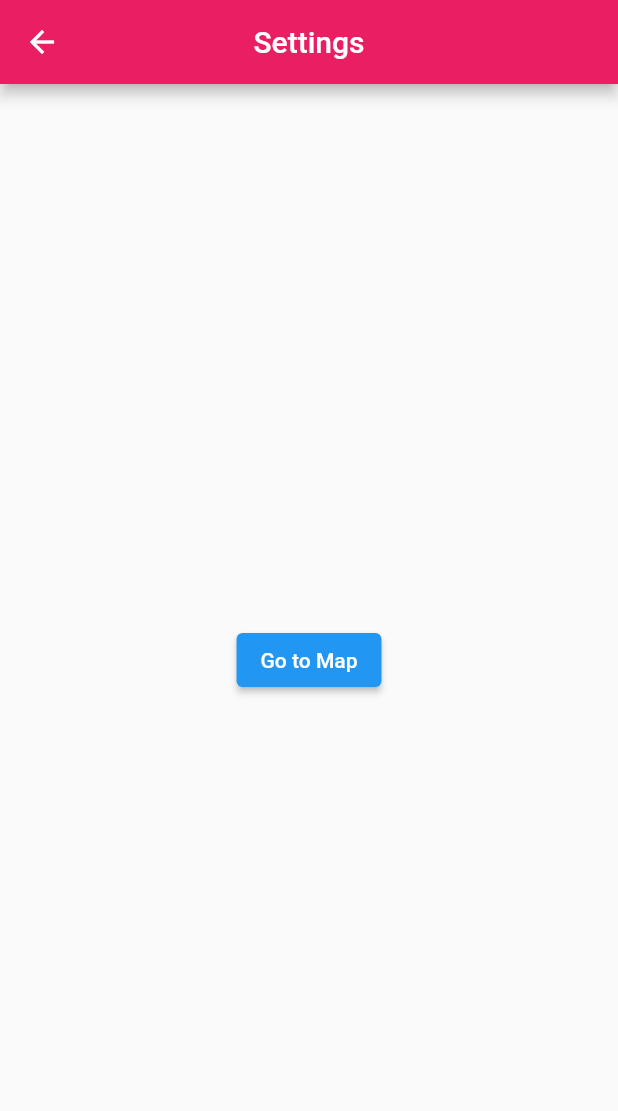
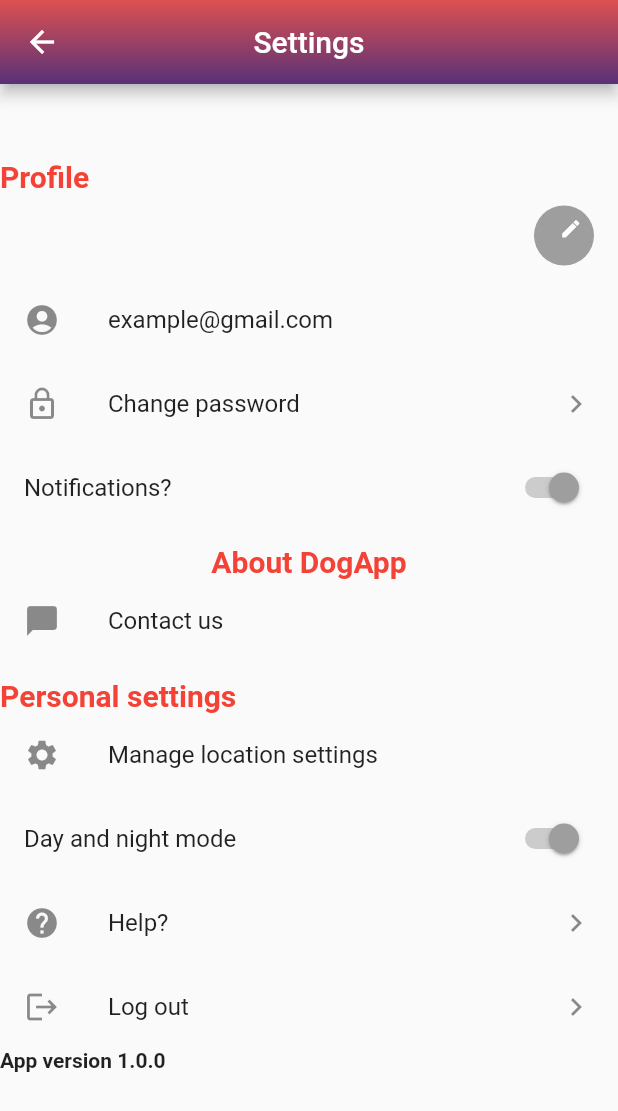
Before and after one commit to JohanEhrencrona/DogSTHLM, a Flutter app: the Settings screen opened by its route, on a phone screen of 412 x 824 dp. Shown: the top 1111 px of the screen. Run offline on Flutter 3.47's test engine with Material 2 defaults, Android fonts, the phone set to English and light mode, and no system bars; our stand-ins replace flutter_spinkit, geocoding, google_maps_flutter, location, permission_handler; missing offline and left inert: fluster, sweden_crs_transformations_4dart; network calls fail.

Commit message:
NewchangesSettings

```diff
--- /dev/null
+++ b/hund_pvt/lib/Pages/contactUs.dart
@@ -0,0 +1,33 @@
+import 'package:flutter/material.dart';
+
+
+class ContactUs extends StatefulWidget {
+  @override
+  ContactUsState createState() => ContactUsState();
+}
+
+  class ContactUsState extends State<ContactUs> {
+    @override
+    Widget build(BuildContext context) {
+      return Container(
+        decoration: BoxDecoration(gradient:
+                LinearGradient(begin:
+                Alignment.topCenter, end: Alignment.bottomCenter, colors:
+                <Color>[
+                  Color(0xffDD5151), Color(0xff583177)
+                ])),
+
+        child: Scaffold(
+          backgroundColor: Colors.transparent,
+          appBar: AppBar(
+            backgroundColor: Colors.transparent,
+            centerTitle: true,
+            title: Text('Contact Us'),
+          ),
+        ),
+      );
+
+
+
+  }
+  }
--- a/hund_pvt/lib/Pages/filter.dart
+++ b/hund_pvt/lib/Pages/filter.dart
@@ -23,6 +23,7 @@ class FilterScreenState extends State<FilterScreen> {
         backgroundColor: Colors.transparent,
         appBar: AppBar(
           backgroundColor: Colors.transparent,
+          centerTitle: true,
           title: Text('Filter'),
         ),
         body: ListView.builder(
--- a/hund_pvt/lib/Pages/settings.dart
+++ b/hund_pvt/lib/Pages/settings.dart
@@ -1,22 +1,160 @@
 import 'package:flutter/material.dart';
+import 'package:permission_handler/permission_handler.dart';
 
 class Settings extends StatelessWidget {
+ static final String path = "lib/src/pages/settings.dart";
  @override
   Widget build(BuildContext context) {
   return Scaffold(
     appBar: AppBar(
-        backgroundColor: Colors.pink,
+      centerTitle: true,
         title: Text("Settings"),
-        centerTitle: true,
+        flexibleSpace: Container(
+          decoration: BoxDecoration(
+            gradient: LinearGradient(
+              begin: Alignment.topCenter,
+                end: Alignment.bottomCenter,
+                colors: <Color>[
+                Color(0xffDD5151), Color(0xff583177)
+            ])
          ),
-      body: Center(
-        child: ElevatedButton(
-          onPressed: () {
-            Navigator.pop(context);
+     ),
+ ),
+
+
+
+
+ body: SingleChildScrollView(
+   child: Column(
+     crossAxisAlignment: CrossAxisAlignment.start,
+     children: <Widget>[
+
+       const SizedBox(height: 50.0),
+       Text("Profile", style: TextStyle(
+         fontSize:20.0,
+         fontWeight: FontWeight.bold,
+         color: Colors.red, //White text later
+         ),),
+
+          ListTile(
+           onTap: (){
+             //Open edit profile
            },
-          child: Text("Go to Map"),
+            trailing: CircleAvatar(
+            radius:20,
+            backgroundColor: Colors.grey.shade500,
+            child: IconButton(
+              icon: Icon(
+                Icons.edit, color: Colors.white, size:15,),
+            alignment: Alignment.topRight,
+            onPressed:(){
+              //what happens after press
+            }
+            )
+           ),
+         ),
+
+         Column(
+           children: <Widget>[
+             ListTile(
+               leading: Icon(Icons.account_circle),
+               title: Text("example@gmail.com"),
+               onTap: (){
+                 //what does it do?
+               }
+             ),
+
+             ListTile(
+               leading: Icon(Icons.lock_outline),
+               title: Text("Change password"),
+               trailing: Icon(Icons.keyboard_arrow_right), //add lock button icon
+               onTap: (){
+                 //Open change password
+               }
+             ),
+
+             SwitchListTile(
+              activeColor: Colors.grey, //white later
+              value: true,
+              title: Text("Notifications?"),
+              onChanged: (val){
+                //Activate Notifications
+              },
+               ),
+
+            const SizedBox(height: 10.0),
+              Text("About DogApp", style: TextStyle(
+              fontSize:20.0,
+              fontWeight: FontWeight.bold,
+              color: Colors.red, //White text later
+               ),),
+
+             ListTile(
+                leading: Icon(Icons.chat_bubble),
+                 title: Text("Contact us"),
+                  onTap: () {
+                  Navigator.of(context).pushNamed('/contactus');
+                  },
+
+             ),
+           ],
+         ),
+
+
+           const SizedBox(height: 10.0),
+           Text("Personal settings", style: TextStyle(
+             fontSize:20.0,
+             fontWeight: FontWeight.bold,
+             color: Colors.red, //White text later
+           ),),
+
+           ListTile(
+               leading: Icon(Icons.settings),
+               title: Text("Manage location settings"),
+
+              onTap: () =>  openAppSettings(),
+
+             ),
+
+
+          SwitchListTile(
+            activeColor: Colors.grey, //white later
+            value: true,
+            title: Text("Day and night mode"),
+            onChanged: (val){},
+           ),
+
+         ListTile(
+               leading: Icon(Icons.help),
+               title: Text("Help?"),
+               trailing: Icon(Icons.keyboard_arrow_right), //add lock button icon
+               onTap: (){
+                 //Open help!
+               }
+             ),
+
+      ListTile(
+               leading: Icon(Icons.logout),
+               title: Text("Log out"),
+               trailing: Icon(Icons.keyboard_arrow_right), //add lock button icon
+               onTap: (){
+                 //Log out!
+               }
+             ),
+
+
+         //App version
+       Text("App version 1.0.0",
+         textAlign: TextAlign.center,
+          style: TextStyle(fontWeight: FontWeight.bold),
+          ),
+
+     ],
    ),
  ),
   );
+
   }
 }
+
+//Settings colors (need to fix topBar)
--- a/hund_pvt/lib/main.dart
+++ b/hund_pvt/lib/main.dart
@@ -5,6 +5,7 @@ import 'package:hund_pvt/Pages/filter.dart';
 import 'package:hund_pvt/Pages/settings.dart';
 import 'package:hund_pvt/Pages/favorite.dart';
 import 'package:hund_pvt/Pages/loading.dart';
+import 'package:hund_pvt/Pages/contactUs.dart';
 
 void main() {
   runApp(MaterialApp(
@@ -16,6 +17,7 @@ void main() {
       '/settings': (context) => Settings(),
       '/favorite': (context) => Favorite(),
       '/addplace': (context) => AddPlace(),
+      '/contactus': (context) => ContactUs(),
     },
     debugShowCheckedModeBanner: false,
   ));
```
Lines whose indentation alone changed are shown as unchanged.
